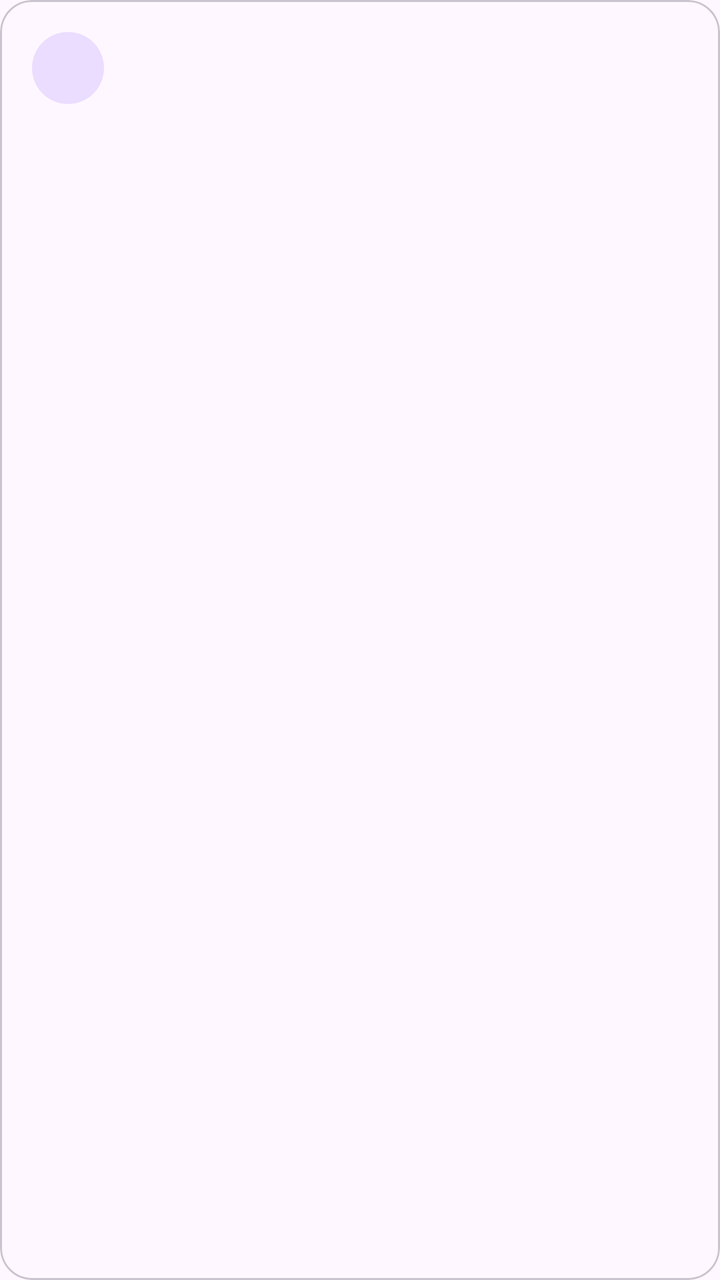
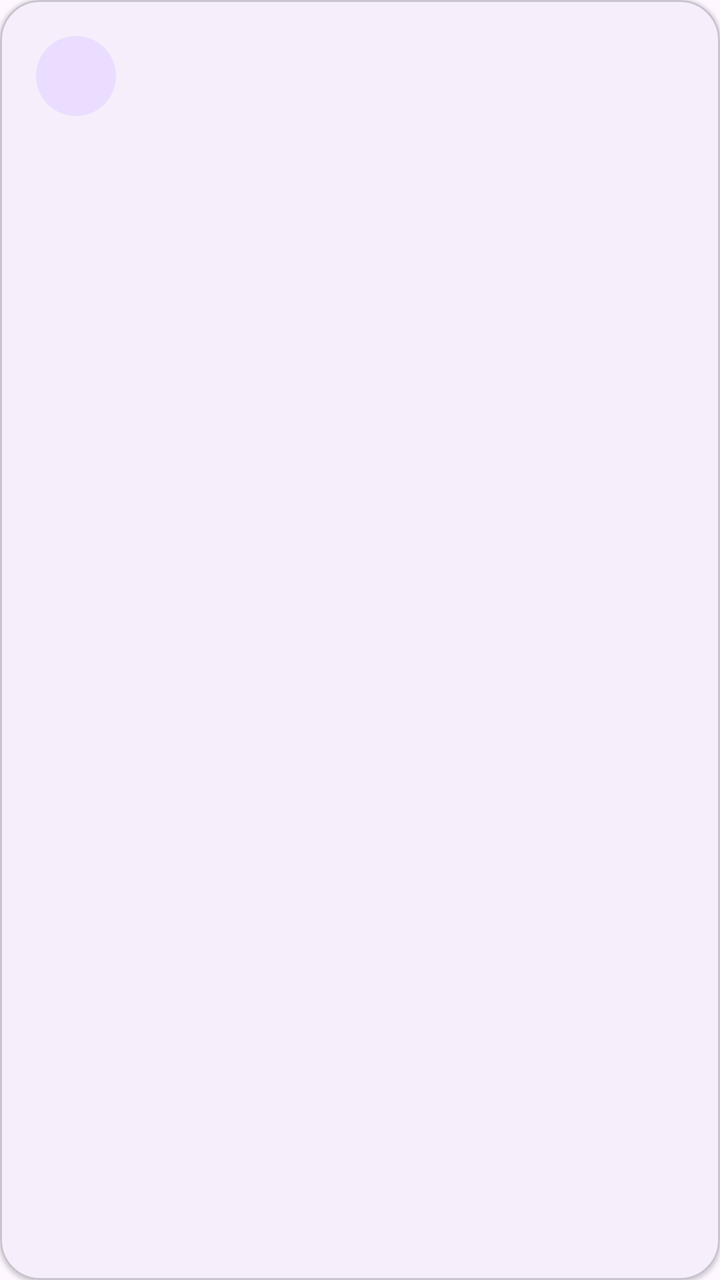

Compare the two renders of this Android layout. The source of the first and the diff that turns it into the second are given below.
<!-- AndroidManifest.xml: application theme Theme.SignTranslator -->
<!-- res/layout/item_tip.xml -->
<?xml version="1.0" encoding="utf-8"?>
<com.google.android.material.card.MaterialCardView
    xmlns:android="http://schemas.android.com/apk/res/android"
    xmlns:app="http://schemas.android.com/apk/res-auto"
    style="@style/Widget.Material3.CardView.Outlined"
    android:layout_width="match_parent"
    android:layout_height="wrap_content"
    android:layout_marginTop="12dp"
    app:cardCornerRadius="16dp">

    <LinearLayout
        android:layout_width="match_parent"
        android:layout_height="wrap_content"
        android:gravity="center_vertical"
        android:orientation="horizontal"
        android:padding="16dp">

        <TextView
            android:id="@+id/tvTipNumber"
            android:layout_width="36dp"
            android:layout_height="36dp"
            android:background="@drawable/bg_tip_number"
            android:gravity="center"
            android:textAppearance="?attr/textAppearanceTitleMedium"
            android:textColor="?attr/colorOnPrimaryContainer" />

        <TextView
            android:id="@+id/tvTipText"
            android:layout_width="0dp"
            android:layout_height="wrap_content"
            android:layout_marginStart="16dp"
            android:layout_weight="1"
            android:textAppearance="?attr/textAppearanceBodyLarge" />
    </LinearLayout>
</com.google.android.material.card.MaterialCardView>
<!-- resources referenced by this layout -->
<resources>
  <!-- drawable bg_tip_number (drawable) -->
  <?xml version="1.0" encoding="utf-8"?>
  <shape xmlns:android="http://schemas.android.com/apk/res/android"
      android:shape="oval">
      <solid android:color="?attr/colorPrimaryContainer" />
  </shape>
  <style name="Theme.SignTranslator" parent="Theme.Material3.DayNight">
          <item name="colorPrimary">@color/purple_primary</item>
          <item name="colorOnPrimary">@color/purple_on_primary</item>
          <item name="colorPrimaryContainer">@color/purple_container</item>
          <item name="colorOnPrimaryContainer">@color/purple_on_container</item>
          <item name="colorSecondary">@color/purple_secondary</item>
      </style>
  <color name="purple_primary">#6750A4</color>
  <color name="purple_on_primary">#FFFFFFFF</color>
  <color name="purple_container">#EADDFF</color>
  <color name="purple_on_container">#21005D</color>
  <color name="purple_secondary">#625B71</color>
</resources>

<!-- the commit's change to res/layout/item_tip.xml (unified diff, before → after) -->
@@ -5,24 +5,26 @@
     style="@style/Widget.Material3.CardView.Outlined"
     android:layout_width="match_parent"
     android:layout_height="wrap_content"
-    android:layout_marginTop="12dp"
-    app:cardCornerRadius="16dp">
+    android:layout_marginTop="14dp"
+    app:cardCornerRadius="20dp"
+    app:cardElevation="1dp">
 
     <LinearLayout
         android:layout_width="match_parent"
         android:layout_height="wrap_content"
         android:gravity="center_vertical"
         android:orientation="horizontal"
-        android:padding="16dp">
+        android:padding="18dp">
 
         <TextView
             android:id="@+id/tvTipNumber"
-            android:layout_width="36dp"
-            android:layout_height="36dp"
+            android:layout_width="40dp"
+            android:layout_height="40dp"
             android:background="@drawable/bg_tip_number"
             android:gravity="center"
             android:textAppearance="?attr/textAppearanceTitleMedium"
-            android:textColor="?attr/colorOnPrimaryContainer" />
+            android:textColor="?attr/colorOnPrimaryContainer"
+            android:textStyle="bold" />
 
         <TextView
             android:id="@+id/tvTipText"
@@ -30,6 +32,7 @@
             android:layout_height="wrap_content"
             android:layout_marginStart="16dp"
             android:layout_weight="1"
-            android:textAppearance="?attr/textAppearanceBodyLarge" />
+            android:textAppearance="?attr/textAppearanceBodyLarge"
+            android:lineSpacingMultiplier="1.1" />
     </LinearLayout>
 </com.google.android.material.card.MaterialCardView>
